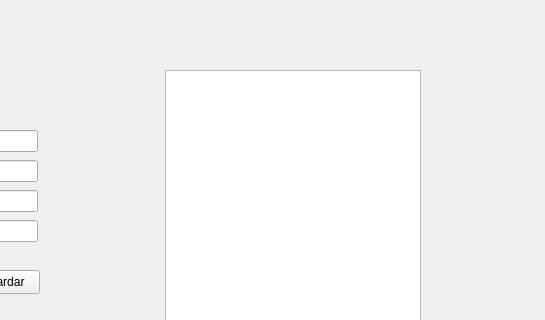
This is src/ui/mainwindow.ui in JuanAguilarTorres/Tarea4 as Qt 5 draws it before an edit; both pictures show x 255 to 800 and y 0 to 320 of the 800 by 600 pixel window. The edited form follows.
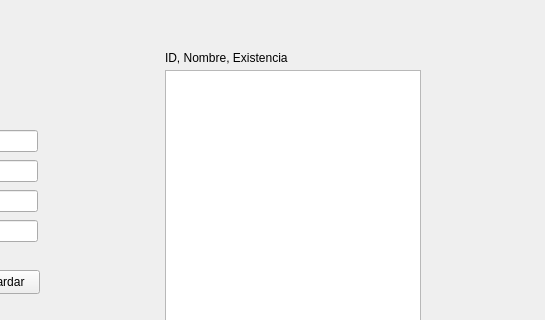
This is the edited form.

The edit to the form file:
```diff
--- a/src/ui/mainwindow.ui
+++ b/src/ui/mainwindow.ui
@@ -271,6 +271,19 @@
      <string>Nombre</string>
     </property>
    </widget>
+   <widget class="QLabel" name="labelInfo">
+    <property name="geometry">
+     <rect>
+      <x>420</x>
+      <y>50</y>
+      <width>151</width>
+      <height>16</height>
+     </rect>
+    </property>
+    <property name="text">
+     <string>ID, Nombre, Existencia</string>
+    </property>
+   </widget>
   </widget>
   <widget class="QMenuBar" name="menubar">
    <property name="geometry">
```
Left out of the diff: 9 changed lines with no effect on the pictures.
